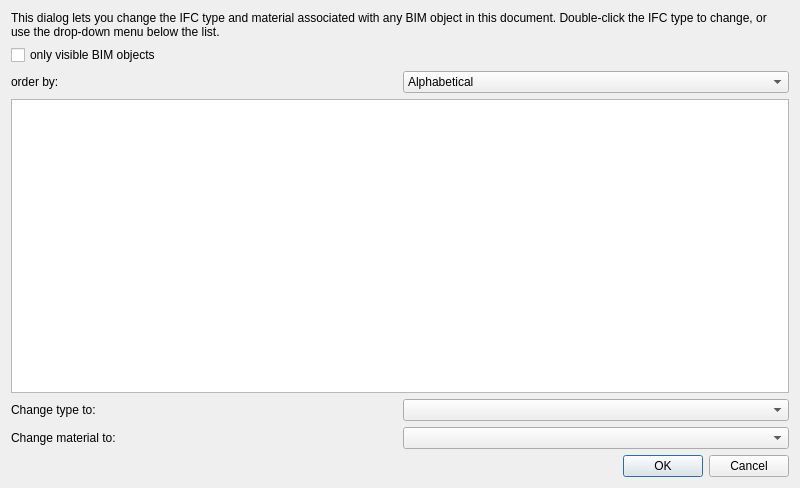
This is src/Mod/BIM/Resources/ui/dialogIfcElements.ui in southseact-3d/fcd as Qt 5 draws it before an edit. The edited form follows.
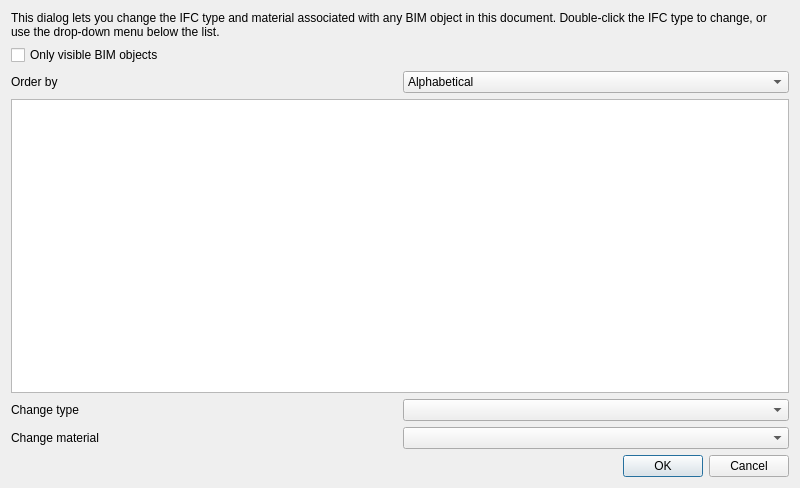
This is the edited form. Icons and pictures are not drawn.

The edit to the form file:
```diff
--- a/src/Mod/BIM/Resources/ui/dialogIfcElements.ui
+++ b/src/Mod/BIM/Resources/ui/dialogIfcElements.ui
@@ -27,7 +27,7 @@
    <item>
     <widget class="QCheckBox" name="onlyVisible">
      <property name="text">
-      <string>only visible BIM objects</string>
+      <string>Only visible BIM objects</string>
      </property>
     </widget>
    </item>
@@ -36,7 +36,7 @@
      <item>
       <widget class="QLabel" name="label">
        <property name="text">
-        <string>order by:</string>
+        <string>Order by</string>
        </property>
       </widget>
      </item>
@@ -98,14 +98,14 @@
      <item row="0" column="0">
       <widget class="QLabel" name="label_3">
        <property name="text">
-        <string>Change type to:</string>
+        <string>Change type</string>
        </property>
       </widget>
      </item>
      <item row="1" column="0">
       <widget class="QLabel" name="label_4">
        <property name="text">
-        <string>Change material to:</string>
+        <string>Change material</string>
        </property>
       </widget>
      </item>
```
